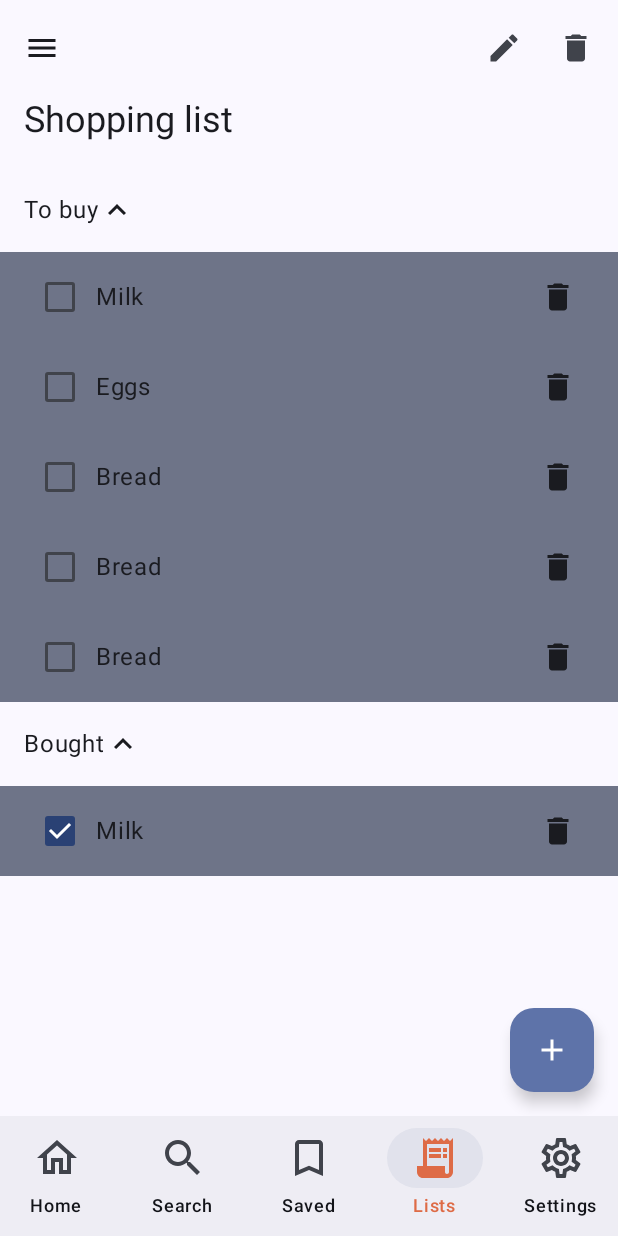
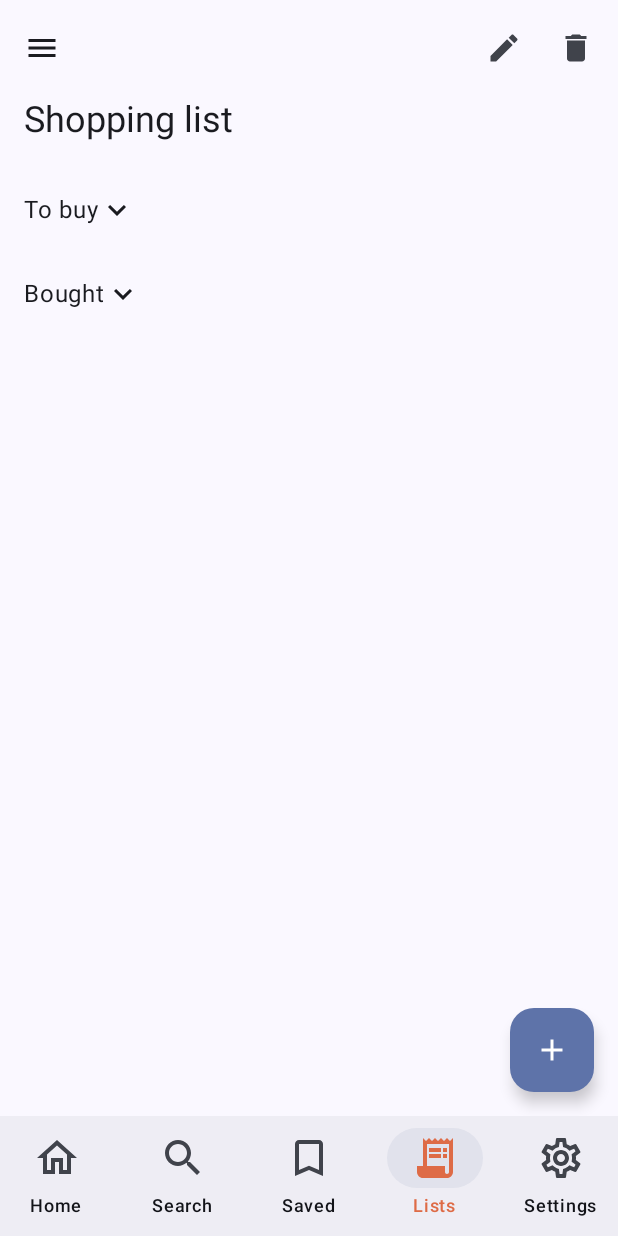
Before and after one commit to Jatinder-Sohal/FinalYearProject-HCI, an Android app built with Jetpack Compose: the CompanionListsScreen screen opened through its navigation route, on a phone screen of 412 x 824 dp. Run offline under Robolectric (Android 15) with nearby library versions, the phone set to English and light mode, and no system bars.

Commit message:
Implemented a working dropdown by passing function as an argument that changes dropdown state. Also moved dropdown and its items into a seperate file for modularity.

```diff
--- /dev/null
+++ b/cooking_companion/app/src/main/java/com/example/cooking_companion/ui/components/Dropdown.kt
@@ -0,0 +1,81 @@
+package com.example.cooking_companion.ui.components
+
+import androidx.compose.foundation.background
+import androidx.compose.foundation.clickable
+import androidx.compose.foundation.layout.Column
+import androidx.compose.foundation.layout.Row
+import androidx.compose.foundation.layout.Spacer
+import androidx.compose.foundation.layout.fillMaxWidth
+import androidx.compose.foundation.layout.padding
+import androidx.compose.material.icons.Icons
+import androidx.compose.material.icons.filled.Delete
+import androidx.compose.material.icons.filled.KeyboardArrowDown
+import androidx.compose.material.icons.filled.KeyboardArrowUp
+import androidx.compose.material3.Checkbox
+import androidx.compose.material3.Icon
+import androidx.compose.material3.IconButton
+import androidx.compose.material3.MaterialTheme
+import androidx.compose.material3.Text
+import androidx.compose.runtime.Composable
+import androidx.compose.ui.Alignment
+import androidx.compose.ui.Modifier
+import androidx.compose.ui.unit.dp
+
+@Composable
+fun Dropdown(
+    items: List<String>,
+    title: String,
+    expanded: Boolean,
+    toggleDropdown: () -> Unit,
+    moveItem:(String) -> Unit,
+    checked : Boolean
+) {
+    Column {
+        Row(
+            modifier = Modifier
+                .clickable(onClick = toggleDropdown)
+                .fillMaxWidth()
+                .background(MaterialTheme.colorScheme.background)
+                .padding(16.dp),
+            verticalAlignment = Alignment.CenterVertically
+        ) {
+            Text(
+                text = title,
+                style = MaterialTheme.typography.bodyLarge
+            )
+            Icon(
+                imageVector = if (expanded) Icons.Filled.KeyboardArrowUp else Icons.Filled.KeyboardArrowDown,
+                contentDescription = "Toggle Dropdown"
+            )
+        }
+        if (expanded) {
+            items.forEach { item ->
+                ListItem(text = item, {moveItem(item)}, checked)
+            }
+        }
+    }
+}
+@Composable
+fun ListItem(text: String, moveItem: () -> Unit, checked: Boolean, modifier: Modifier = Modifier) {
+    Row(
+        modifier = modifier
+            .background(MaterialTheme.colorScheme.secondaryContainer)
+            .padding(horizontal = 16.dp, vertical = 6.dp)
+            .fillMaxWidth(),
+        verticalAlignment = Alignment.CenterVertically
+    ) {
+        Checkbox(
+            checked = checked,
+            onCheckedChange = {moveItem()
+            }
+        )
+        Text(
+            text = text,
+            style = MaterialTheme.typography.bodyLarge,
+        )
+        Spacer(Modifier.weight(1f))
+        IconButton(onClick = {}) {
+            Icon(Icons.Default.Delete, contentDescription = "Delete")
+        }
+    }
+}
--- a/cooking_companion/app/src/main/java/com/example/cooking_companion/ui/pages/CompanionListsScreen.kt
+++ b/cooking_companion/app/src/main/java/com/example/cooking_companion/ui/pages/CompanionListsScreen.kt
@@ -3,39 +3,24 @@ package com.example.cooking_companion.ui.pages
 
 
 import androidx.compose.foundation.background
-import androidx.compose.foundation.border
 import androidx.compose.foundation.layout.Arrangement
 import androidx.compose.foundation.layout.Column
-import androidx.compose.foundation.layout.Row
-import androidx.compose.foundation.layout.Spacer
-import androidx.compose.foundation.layout.fillMaxWidth
 import androidx.compose.foundation.layout.padding
-import androidx.compose.foundation.lazy.LazyColumn
-import androidx.compose.foundation.lazy.items
 import androidx.compose.foundation.rememberScrollState
 import androidx.compose.foundation.verticalScroll
 import androidx.compose.material.icons.Icons
 import androidx.compose.material.icons.filled.Add
-import androidx.compose.material.icons.filled.ArrowBack
 import androidx.compose.material.icons.filled.Delete
 import androidx.compose.material.icons.filled.Edit
-import androidx.compose.material.icons.filled.KeyboardArrowDown
-import androidx.compose.material.icons.filled.KeyboardArrowUp
 import androidx.compose.material.icons.filled.Menu
-import androidx.compose.material3.Card
-import androidx.compose.material3.CardDefaults
-import androidx.compose.material3.Checkbox
-import androidx.compose.material3.Divider
 import androidx.compose.material3.ExperimentalMaterial3Api
 import androidx.compose.material3.FloatingActionButton
 import androidx.compose.material3.Icon
 import androidx.compose.material3.IconButton
-import androidx.compose.material3.LargeTopAppBar
 import androidx.compose.material3.MaterialTheme
 import androidx.compose.material3.MediumTopAppBar
 import androidx.compose.material3.Scaffold
 import androidx.compose.material3.Text
-import androidx.compose.material3.TopAppBar
 import androidx.compose.material3.TopAppBarDefaults
 import androidx.compose.material3.rememberTopAppBarState
 import androidx.compose.runtime.Composable
@@ -43,23 +28,24 @@ import androidx.compose.runtime.getValue
 import androidx.compose.runtime.mutableStateOf
 import androidx.compose.runtime.remember
 import androidx.compose.runtime.setValue
-import androidx.compose.ui.Alignment
 import androidx.compose.ui.Modifier
-import androidx.compose.ui.graphics.Color
 import androidx.compose.ui.input.nestedscroll.nestedScroll
 import androidx.compose.ui.text.style.TextOverflow
 import androidx.compose.ui.unit.dp
+import com.example.cooking_companion.ui.components.Dropdown
 
 @OptIn(ExperimentalMaterial3Api::class)
 @Composable
-fun CompanionListsScreen(modifier: Modifier = Modifier, ) {
-    var ListOneitems by remember { mutableStateOf(listOf("Milk", "Eggs", "Bread", "Bread","Bread")) }
-    var ListTwoitems by remember { mutableStateOf(listOf("Milk")) }
+fun CompanionListsScreen(modifier: Modifier = Modifier) {
+    var listOneItems by remember { mutableStateOf(listOf("Milk", "Eggs", "Bread", "Bread","Bread")) }
+    var listTwoItems by remember { mutableStateOf(listOf("Milk")) }
+    var listOneExpanded by remember { mutableStateOf(false) }
+    var listTwoExpanded by remember { mutableStateOf(false) }
 
     val scrollBehavior = TopAppBarDefaults.exitUntilCollapsedScrollBehavior(rememberTopAppBarState())
     val scrollState = rememberScrollState()
     Scaffold(
-        modifier = Modifier.nestedScroll(scrollBehavior.nestedScrollConnection),
+        modifier = modifier.nestedScroll(scrollBehavior.nestedScrollConnection),
         topBar = {
             MediumTopAppBar(
                 colors = TopAppBarDefaults.topAppBarColors(
@@ -98,7 +84,7 @@ fun CompanionListsScreen(modifier: Modifier = Modifier, ) {
         }
     ) { innerPadding ->
         Column(
-            modifier = Modifier
+            modifier = modifier
                 .verticalScroll(scrollState)
                 .background(MaterialTheme.colorScheme.secondaryContainer)
                 .padding(innerPadding),
@@ -106,77 +92,27 @@ fun CompanionListsScreen(modifier: Modifier = Modifier, ) {
             verticalArrangement = Arrangement.spacedBy(0.dp)
         ) {
             Dropdown(
-                items = ListOneitems,
+                items = listOneItems,
                 title = "To buy",
+                expanded = listOneExpanded,
+                toggleDropdown = { listOneExpanded = !listOneExpanded },
                 moveItem = { item ->
-                    ListOneitems = ListOneitems - item
-                    ListTwoitems = ListTwoitems + item
+                    listOneItems = listOneItems - item
+                    listTwoItems = listTwoItems + item
                 },
                 checked = false
             )
             Dropdown(
-                items = ListTwoitems,
+                items = listTwoItems,
                 title =  "Bought",
+                expanded = listTwoExpanded,
+                toggleDropdown = { listTwoExpanded = !listTwoExpanded },
                 moveItem = { item ->
-                    ListOneitems = ListOneitems + item
-                    ListTwoitems = ListTwoitems - item
+                    listOneItems = listOneItems + item
+                    listTwoItems = listTwoItems - item
                 },
                 checked = true
             )
         }
     }
 }
-@Composable
-fun Dropdown(
-    items: List<String>,
-    title: String,
-    moveItem:(String) -> Unit,
-    checked : Boolean
-) {
-    Column {
-        Row(
-            modifier = Modifier
-                .fillMaxWidth()
-                .background(MaterialTheme.colorScheme.background)
-                .padding(16.dp),
-            verticalAlignment = Alignment.CenterVertically
-        ) {
-            Text(
-                text = title,
-                style = MaterialTheme.typography.bodyLarge
-            )
-            Icon(
-                imageVector = Icons.Filled.KeyboardArrowUp,
-                contentDescription = "Toggle Dropdown"
-            )
-        }
-        items.forEach { item ->
-            ListItem(text = item, {moveItem(item)}, checked)
-        }
-
-    }
-}
-@Composable
-fun ListItem(text: String, moveItem: () -> Unit, checked: Boolean, modifier: Modifier = Modifier) {
-    Row(
-        modifier = modifier
-            .background(MaterialTheme.colorScheme.secondaryContainer)
-            .padding(horizontal = 16.dp, vertical = 6.dp)
-            .fillMaxWidth(),
-        verticalAlignment = Alignment.CenterVertically
-    ) {
-        Checkbox(
-            checked = checked,
-            onCheckedChange = {moveItem()
-            }
-        )
-        Text(
-            text = text,
-            style = MaterialTheme.typography.bodyLarge,
-        )
-        Spacer(Modifier.weight(1f))
-        IconButton(onClick = {}) {
-            Icon(Icons.Default.Delete, contentDescription = "Delete")
-        }
-    }
-}
```
